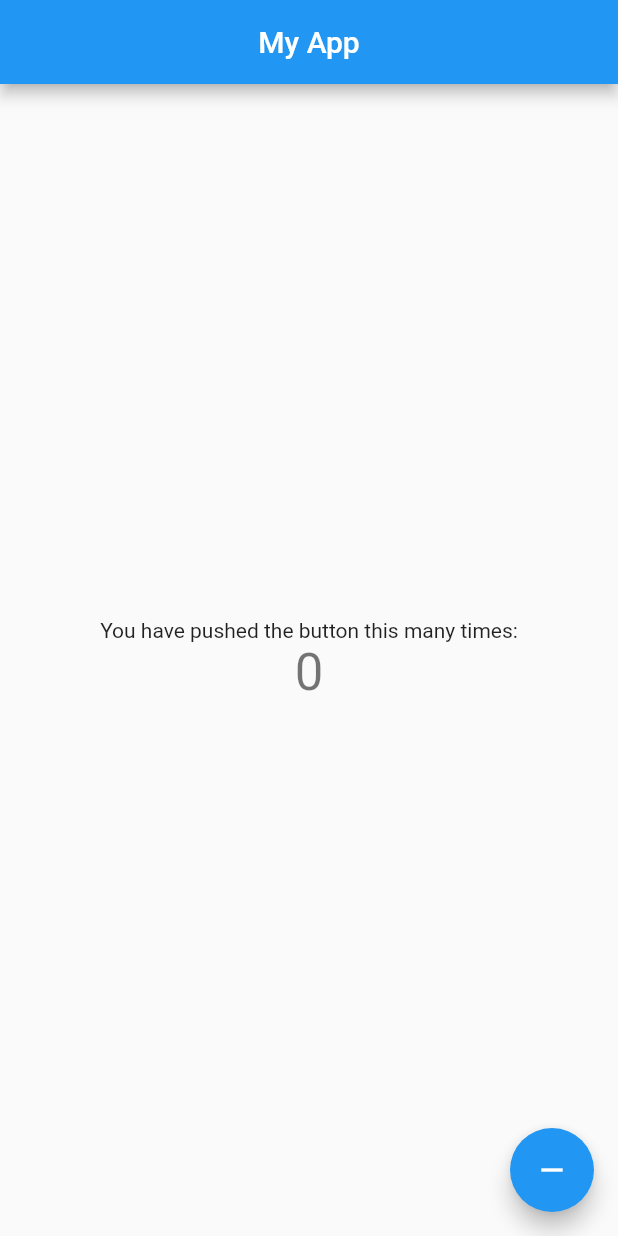
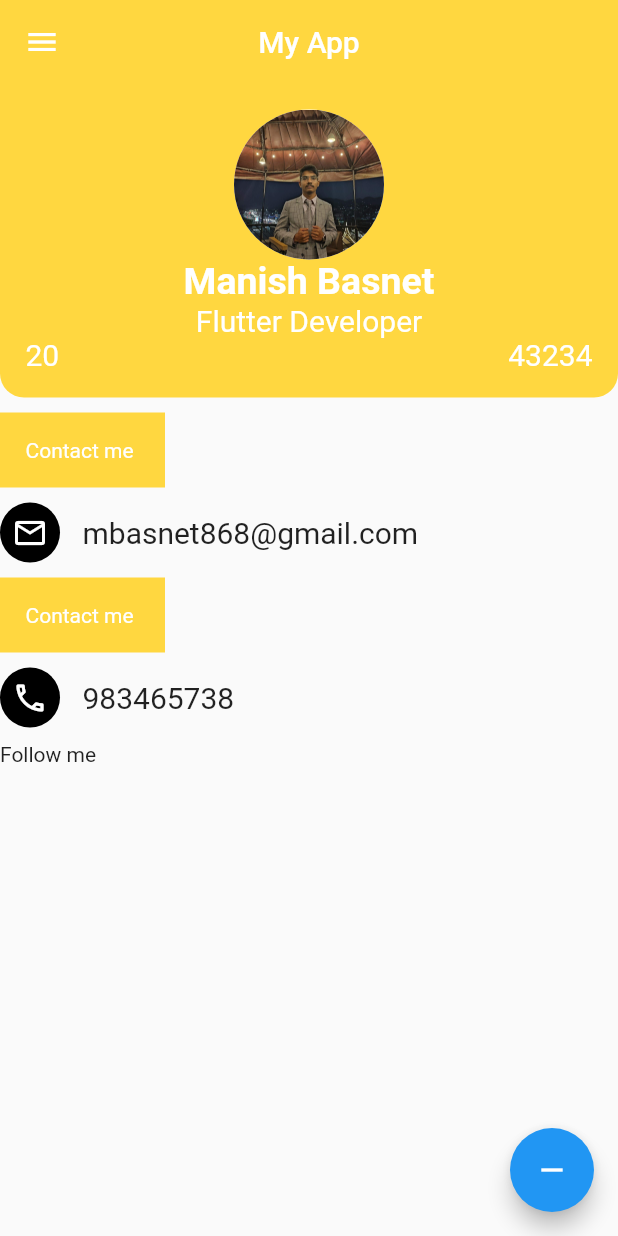
Before and after one commit to mbasnet123/flutter_UI_projects, a Flutter app: the screen it shows after launch, on a phone screen of 412 x 824 dp. Run offline on Flutter 3.47's test engine with Material 2 defaults, Android fonts, the light colour scheme and no system bars.

Commit message:
added profile app

```diff
--- a/lib/home_page.dart
+++ b/lib/home_page.dart
@@ -1,49 +1,162 @@
 import 'package:flutter/material.dart';
 
-class HomePage extends StatefulWidget {
-  const HomePage({Key? key, required this.title}) : super(key: key);
-
-  final String title;
-
-  @override
-  State<HomePage> createState() => _HomePageState();
-}
-
-class _HomePageState extends State<HomePage> {
-    int _counter = 0;
-
-    void _incrementCounter(){
-      setState(() {
-        print('the value of the counter is $_counter');
-        _counter--;
-        print('the value of the counter after increment is $_counter');
-      });
-  }
-
+class HomePage extends StatelessWidget{
 
   @override
   Widget build(BuildContext context) {
     return Scaffold(
       appBar: AppBar(
+        backgroundColor: Theme.of(context).primaryColor,
+        leading: const Icon(Icons.menu),
         title: const Text("My App"),
         centerTitle: true,
+        elevation: 0,
       ),
-        body: Center(
+        body: Column(
+          crossAxisAlignment: CrossAxisAlignment.start,
+          children: [
+            Container(
+              decoration: BoxDecoration(
+                borderRadius: const BorderRadius.vertical(
+                    bottom: Radius.circular(16),
+              ),
+                color: Theme.of(context).primaryColor,
+              ),
+              padding: EdgeInsets.all(17 ),
               child: Column(
-            mainAxisAlignment: MainAxisAlignment.center,
                 children: <Widget>[
+                  const CircleAvatar(
+                    backgroundImage: AssetImage('assets/images/manish1.png'),
+                    radius: 50,
+                    backgroundColor: Colors.white,
+                  ),
+
                   const Text(
-                'You have pushed the button this many times:',
+                    'Manish Basnet',
+                    style: TextStyle(
+                      fontSize: 25,
+                      fontWeight: FontWeight.bold,
+                      color: Colors.white,
+                    ),
+                  ),
+                  const Text(
+                    'Flutter Developer',
+                    style: TextStyle(
+                      fontSize: 20,
+                      color: Colors.white,
+                    ),
+                  ),
+                  Row(
+                    mainAxisAlignment: MainAxisAlignment.spaceBetween,
+                    children: const [
+                      Text(
+                          '20',
+                            style: TextStyle(
+                              fontSize: 20,
+                              color: Colors.white,
+                            ),
                       ),
                       Text(
-                '$_counter',
-                style: Theme.of(context).textTheme.headline4,
+                          '43234',
+                            style: TextStyle(
+                              fontSize: 20,
+                              color: Colors.white,
+                            ),
+                      ),
+                    ],
+                  )
+                ],
+              ),
+            ),
+            const SizedBox(
+              height: 10,
+            ),
+            Container(
+              color: Theme.of(context).primaryColor,
+              padding: EdgeInsets.all(17),
+              width: 110,
+              child: const Text(
+                  "Contact me",
+                  style: TextStyle(color: Colors.white),
+              ),
+            ),
+            const SizedBox(
+              height: 10,
+            ),
+            Row(
+              children: const [
+                CircleAvatar(
+                  backgroundColor: Colors.black,
+                  child: Icon(
+                    Icons.mail_outlined,
+                    color: Colors.white,
+                  ),
+                ),
+              SizedBox(
+                width: 15,
+              ),
+                Text(
+                    'mbasnet868@gmail.com',
+                    style: TextStyle(
+                      fontSize: 20,
+                    ),
                 ),
               ],
             ),
+
+            const SizedBox(
+              height: 10,
+            ),
+
+            Container(
+              color: Theme.of(context).primaryColor,
+              padding: EdgeInsets.all(17),
+              width: 110,
+              child: const Text(
+                "Contact me",
+                style: TextStyle(color: Colors.white),
+              ),
+            ),
+            const SizedBox(
+              height: 10,
+            ),
+            Row(
+              children: const [
+                CircleAvatar(
+                  backgroundColor: Colors.black,
+                  child: Icon(
+                    Icons.call_outlined,
+                    color: Colors.white,
+                  ),
+                ),
+                SizedBox(
+                  width: 15,
+                ),
+                Text(
+                  '983465738',
+                  style: TextStyle(
+                    fontSize: 20,
+                  ),
+                ),
+              ],
+            ),
+
+        const SizedBox(
+          height: 10,
+        ),
+
+        Row(
+          children: const [
+            Text('Follow me'),
+
+          ],
+        )
+
+
+          ],
         ),
       floatingActionButton: FloatingActionButton(
-        onPressed: _incrementCounter,
+        onPressed: (){},
         tooltip: 'Increment',
         child: const Icon(Icons.remove),
       ),
--- a/lib/main.dart
+++ b/lib/main.dart
@@ -11,7 +11,8 @@ class MyApp extends StatelessWidget {
   Widget build(BuildContext context) {
     return MaterialApp(
       title: 'Flutter demo',
-      home: HomePage(title: 'MyApp'),
+      theme: ThemeData(primaryColor: Colors.amberAccent),
+      home: HomePage( ),
     );
   }
 }
--- a/pubspec.yaml
+++ b/pubspec.yaml
@@ -60,9 +60,9 @@ flutter:
   uses-material-design: true
 
   # To add assets to your application, add an assets section, like this:
-  # assets:
-  #   - images/a_dot_burr.jpeg
-  #   - images/a_dot_ham.jpeg
+  assets:
+    - assets/images/
+
 
   # An image asset can refer to one or more resolution-specific "variants", see
   # https://flutter.dev/assets-and-images/#resolution-aware
```
Also changed, not shown: assets/images/manish1.png (added). Lines whose indentation alone changed are shown as unchanged.
